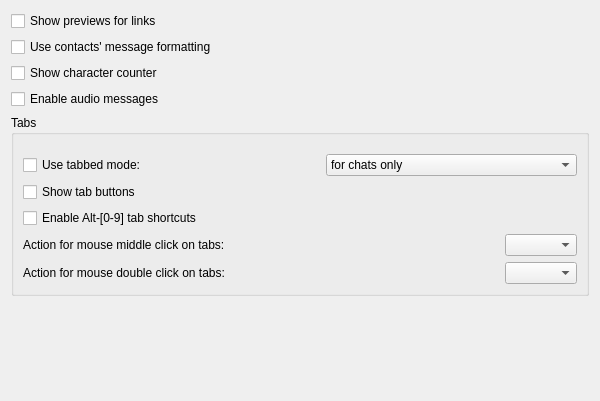
This is src/options/opt_messages_common.ui in psi-im/psi as Qt 5 draws it before an edit. The edited form follows.
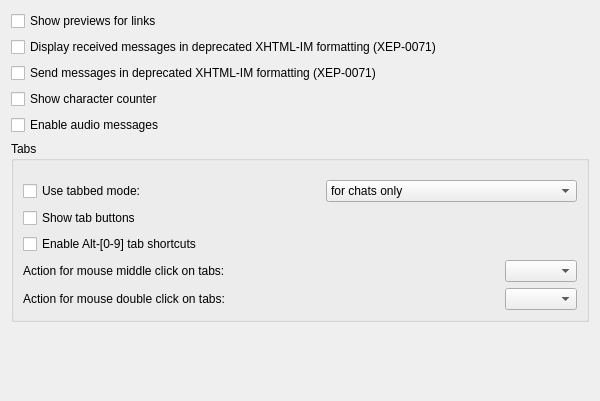
This is the edited form.

Commit message: Send messages formatted in visual editor as Markdown instead on XHTML-IM (#983)

The edit to the form file:
```diff
--- a/src/options/opt_messages_common.ui
+++ b/src/options/opt_messages_common.ui
@@ -37,7 +37,14 @@
    <item>
     <widget class="QCheckBox" name="ck_contactsMessageFormatting">
      <property name="text">
-      <string>Use contacts' message formatting</string>
+      <string>Display received messages in deprecated XHTML-IM formatting (XEP-0071)</string>
+     </property>
+    </widget>
+   </item>
+   <item>
+    <widget class="QCheckBox" name="ck_sendHtmlsMessageFormatting">
+     <property name="text">
+      <string>Send messages in deprecated XHTML-IM formatting (XEP-0071)</string>
      </property>
     </widget>
    </item>
```
The commit also changes 10 other files.
